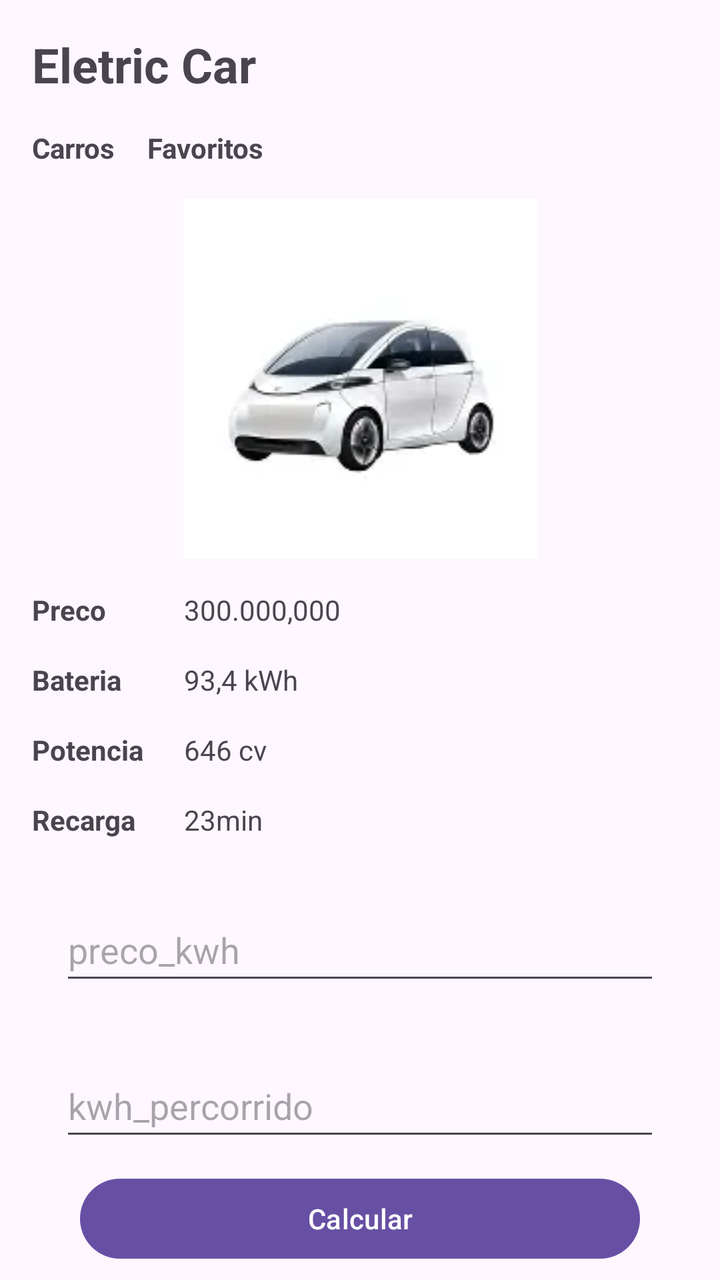
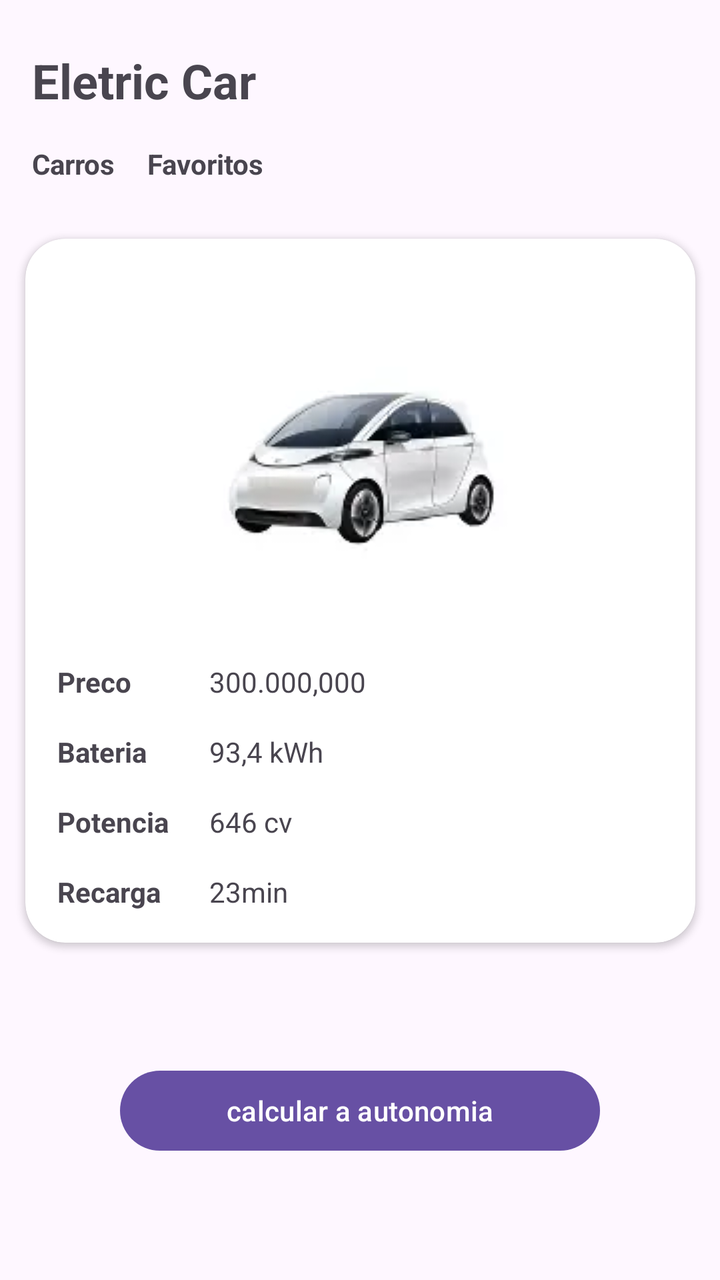

An Android layout rendered at two revisions. The XML below is the earlier revision; the diff shows what the commit changed to produce the second picture.
<!-- AndroidManifest.xml: application theme Theme.App2_EletricCar -->
<!-- res/layout/activity_main.xml -->
<?xml version="1.0" encoding="utf-8"?>
<androidx.constraintlayout.widget.ConstraintLayout
    xmlns:android="http://schemas.android.com/apk/res/android"
    xmlns:tools="http://schemas.android.com/tools"
    android:id="@+id/main"
    android:layout_width="match_parent"
    android:layout_height="match_parent"
    xmlns:app="http://schemas.android.com/apk/res-auto">

    <TextView
        android:id="@+id/tv_titulo"
        android:layout_width="wrap_content"
        android:layout_height="wrap_content"
        android:layout_margin="16dp"
        android:text="@string/title"
        android:textSize="24sp"
        android:textStyle="bold"
        app:layout_constraintLeft_toLeftOf="parent"
        app:layout_constraintTop_toTopOf="parent"/>

    <TextView
        android:id="@+id/tv_carros"
        android:layout_width="wrap_content"
        android:layout_height="wrap_content"

        android:layout_margin="16dp"
        android:text="@string/carros"
        android:textStyle="bold"
        app:layout_constraintLeft_toLeftOf="parent"
        app:layout_constraintTop_toBottomOf="@id/tv_titulo"/>

    <TextView
        android:id="@+id/tv_favoritos"
        android:layout_width="wrap_content"
        android:layout_height="wrap_content"
        android:layout_margin="16dp"
        android:text="@string/favoritos"
        android:textStyle="bold"
        app:layout_constraintTop_toBottomOf="@id/tv_titulo"
        app:layout_constraintStart_toEndOf="@id/tv_carros"/>

    <ImageView
        android:id="@+id/iv_image"
        android:layout_width="match_parent"
        android:layout_height="wrap_content"
        android:layout_margin="16dp"
        android:src="@drawable/carroele"
        app:layout_constraintTop_toBottomOf="@id/tv_carros"
        app:layout_constraintLeft_toLeftOf="@id/tv_titulo" />

    <TextView
        android:id="@+id/tv_preco"
        android:layout_width="60dp"
        android:layout_height="wrap_content"
        android:layout_margin="16dp"
        android:textStyle="bold"
        android:text="@string/preco"
        app:layout_constraintLeft_toLeftOf="parent"
        app:layout_constraintTop_toBottomOf="@id/iv_image"/>

    <TextView
        android:id="@+id/tv_preco_value"
        android:layout_width="wrap_content"
        android:layout_height="wrap_content"
        android:layout_margin="16dp"
        android:text="300.000,000"
        app:layout_constraintStart_toEndOf="@id/tv_preco"
        app:layout_constraintTop_toBottomOf="@id/iv_image"
        />

    <TextView
        android:id="@+id/tv_bateria"
        android:layout_width="60dp"
        android:layout_height="wrap_content"
        android:layout_margin="16dp"
        android:textStyle="bold"
        android:text="@string/Bateria"
        app:layout_constraintLeft_toLeftOf="parent"
        app:layout_constraintTop_toBottomOf="@id/tv_preco"/>

    <TextView
        android:id="@+id/tv_bateria_value"
        android:layout_width="wrap_content"
        android:layout_height="wrap_content"
        android:layout_margin="16dp"
        android:text="93,4 kWh"
        app:layout_constraintStart_toEndOf="@id/tv_bateria"
        app:layout_constraintTop_toBottomOf="@id/tv_preco_value"
        />

    <TextView
        android:id="@+id/tv_potencia"
        android:layout_width="60dp"
        android:layout_height="wrap_content"
        android:layout_margin="16dp"
        android:textStyle="bold"
        android:text="Potencia"
        app:layout_constraintLeft_toLeftOf="parent"
        app:layout_constraintTop_toBottomOf="@id/tv_bateria"/>

    <TextView
        android:id="@+id/tv_potencia_value"
        android:layout_width="wrap_content"
        android:layout_height="wrap_content"
        android:layout_margin="16dp"
        android:text="646 cv"
        app:layout_constraintStart_toEndOf="@id/tv_potencia"
        app:layout_constraintTop_toBottomOf="@id/tv_bateria_value"
        />


    <TextView
        android:id="@+id/tv_recarga"
        android:layout_width="60dp"
        android:layout_height="wrap_content"
        android:layout_margin="16dp"
        android:textStyle="bold"
        android:text="Recarga"
        app:layout_constraintLeft_toLeftOf="parent"
        app:layout_constraintTop_toBottomOf="@id/tv_potencia"/>

    <TextView
        android:id="@+id/tv_recarga_value"
        android:layout_width="wrap_content"
        android:layout_height="wrap_content"
        android:layout_margin="16dp"
        android:text="23min"
        app:layout_constraintStart_toEndOf="@id/tv_recarga"
        app:layout_constraintTop_toBottomOf="@id/tv_potencia_value"
        />

    <EditText
        android:id="@+id/et_Preco_Kwh"
        android:layout_width="match_parent"
        android:layout_height="48dp"
        android:layout_margin="30dp"
        android:hint="@string/preco_kwh"
        android:inputType="numberDecimal"
        android:maxLength="10"
        app:layout_constraintEnd_toEndOf="parent"
        app:layout_constraintStart_toStartOf="parent"
        app:layout_constraintTop_toBottomOf="@id/tv_recarga_value" />


    <EditText
        android:id="@+id/et_kmPercorrido"
        android:layout_width="match_parent"
        android:layout_height="48dp"
        android:layout_margin="30dp"
        android:hint="@string/kwh_percorrido"
        android:inputType="numberDecimal"
        android:maxLength="10"
        app:layout_constraintEnd_toEndOf="@+id/et_Preco_Kwh"
        app:layout_constraintStart_toStartOf="@+id/et_Preco_Kwh"
        app:layout_constraintTop_toBottomOf="@id/et_Preco_Kwh" />

    <Button
        android:id="@+id/button_calcular"
        android:layout_width="0dp"
        android:layout_height="wrap_content"
        android:layout_margin="10dp"
        android:text="@string/calcular"
        app:layout_constraintEnd_toEndOf="@+id/et_kmPercorrido"
        app:layout_constraintStart_toStartOf="@+id/et_kmPercorrido"
        app:layout_constraintTop_toBottomOf="@+id/et_kmPercorrido" />


    <TextView
        android:id="@+id/tv_resultado"
        android:layout_width="wrap_content"
        android:layout_height="wrap_content"
        android:layout_marginTop="20dp"
        android:textSize="180px"
        android:textColor="@color/design_default_color_secondary"
        app:layout_constraintEnd_toEndOf="@+id/button_calcular"
        app:layout_constraintStart_toStartOf="@+id/button_calcular"
        app:layout_constraintTop_toBottomOf="@+id/button_calcular" />

</androidx.constraintlayout.widget.ConstraintLayout>
<!-- resources referenced by this layout -->
<resources>
  <!-- drawable carroele: webp bitmap (drawable, 1944 bytes) -->
  <string name="Bateria">Bateria</string>
  <string name="calcular">Calcular</string>
  <string name="carros">Carros</string>
  <string name="favoritos">Favoritos</string>
  <string name="kwh_percorrido">kwh_percorrido</string>
  <string name="preco">Preco</string>
  <string name="preco_kwh">preco_kwh</string>
  <string name="title">Eletric Car</string>
  <style name="Theme.App2_EletricCar" parent="Base.Theme.App2_EletricCar" />
  <style name="Base.Theme.App2_EletricCar" parent="Theme.Material3.DayNight.NoActionBar">
          
          
      </style>
</resources>

<!-- the commit's change to res/layout/activity_main.xml (unified diff, before → after) -->
@@ -11,12 +11,13 @@
         android:id="@+id/tv_titulo"
         android:layout_width="wrap_content"
         android:layout_height="wrap_content"
-        android:layout_margin="16dp"
+        android:layout_marginLeft="16dp"
+        android:layout_marginTop="24dp"
         android:text="@string/title"
         android:textSize="24sp"
         android:textStyle="bold"
         app:layout_constraintLeft_toLeftOf="parent"
-        app:layout_constraintTop_toTopOf="parent"/>
+        app:layout_constraintTop_toTopOf="parent" />
 
     <TextView
         android:id="@+id/tv_carros"
@@ -27,7 +28,7 @@
         android:text="@string/carros"
         android:textStyle="bold"
         app:layout_constraintLeft_toLeftOf="parent"
-        app:layout_constraintTop_toBottomOf="@id/tv_titulo"/>
+        app:layout_constraintTop_toBottomOf="@id/tv_titulo" />
 
     <TextView
         android:id="@+id/tv_favoritos"
@@ -36,144 +37,129 @@
         android:layout_margin="16dp"
         android:text="@string/favoritos"
         android:textStyle="bold"
-        app:layout_constraintTop_toBottomOf="@id/tv_titulo"
-        app:layout_constraintStart_toEndOf="@id/tv_carros"/>
+        app:layout_constraintStart_toEndOf="@id/tv_carros"
+        app:layout_constraintTop_toBottomOf="@id/tv_titulo" />
 
-    <ImageView
-        android:id="@+id/iv_image"
-        android:layout_width="match_parent"
-        android:layout_height="wrap_content"
-        android:layout_margin="16dp"
-        android:src="@drawable/carroele"
-        app:layout_constraintTop_toBottomOf="@id/tv_carros"
-        app:layout_constraintLeft_toLeftOf="@id/tv_titulo" />
 
-    <TextView
-        android:id="@+id/tv_preco"
-        android:layout_width="60dp"
-        android:layout_height="wrap_content"
-        android:layout_margin="16dp"
-        android:textStyle="bold"
-        android:text="@string/preco"
-        app:layout_constraintLeft_toLeftOf="parent"
-        app:layout_constraintTop_toBottomOf="@id/iv_image"/>
-
-    <TextView
-        android:id="@+id/tv_preco_value"
+    <androidx.cardview.widget.CardView
+        android:id="@+id/cv_car"
         android:layout_width="wrap_content"
         android:layout_height="wrap_content"
-        android:layout_margin="16dp"
-        android:text="300.000,000"
-        app:layout_constraintStart_toEndOf="@id/tv_preco"
-        app:layout_constraintTop_toBottomOf="@id/iv_image"
-        />
+        android:layout_marginTop="28dp"
+        android:elevation="24dp"
+        app:cardCornerRadius="20dp"
+        app:cardBackgroundColor="@color/white"
+        app:layout_constraintEnd_toEndOf="parent"
+        app:layout_constraintStart_toStartOf="parent"
+        app:layout_constraintTop_toBottomOf="@+id/tv_favoritos">
 
-    <TextView
-        android:id="@+id/tv_bateria"
-        android:layout_width="60dp"
-        android:layout_height="wrap_content"
-        android:layout_margin="16dp"
-        android:textStyle="bold"
-        android:text="@string/Bateria"
-        app:layout_constraintLeft_toLeftOf="parent"
-        app:layout_constraintTop_toBottomOf="@id/tv_preco"/>
-
-    <TextView
-        android:id="@+id/tv_bateria_value"
-        android:layout_width="wrap_content"
-        android:layout_height="wrap_content"
-        android:layout_margin="16dp"
-        android:text="93,4 kWh"
-        app:layout_constraintStart_toEndOf="@id/tv_bateria"
-        app:layout_constraintTop_toBottomOf="@id/tv_preco_value"
-        />
-
-    <TextView
-        android:id="@+id/tv_potencia"
-        android:layout_width="60dp"
-        android:layout_height="wrap_content"
-        android:layout_margin="16dp"
-        android:textStyle="bold"
-        android:text="Potencia"
-        app:layout_constraintLeft_toLeftOf="parent"
-        app:layout_constraintTop_toBottomOf="@id/tv_bateria"/>
-
-    <TextView
-        android:id="@+id/tv_potencia_value"
-        android:layout_width="wrap_content"
-        android:layout_height="wrap_content"
-        android:layout_margin="16dp"
-        android:text="646 cv"
-        app:layout_constraintStart_toEndOf="@id/tv_potencia"
-        app:layout_constraintTop_toBottomOf="@id/tv_bateria_value"
-        />
+        <androidx.constraintlayout.widget.ConstraintLayout
+            android:id="@+id/cv_card_content"
+            android:layout_width="335dp"
+            android:layout_marginBottom="16dp"
+            android:layout_height="wrap_content">
 
 
-    <TextView
-        android:id="@+id/tv_recarga"
-        android:layout_width="60dp"
-        android:layout_height="wrap_content"
-        android:layout_margin="16dp"
-        android:textStyle="bold"
-        android:text="Recarga"
-        app:layout_constraintLeft_toLeftOf="parent"
-        app:layout_constraintTop_toBottomOf="@id/tv_potencia"/>
+            <ImageView
+                android:id="@+id/iv_image"
+                android:layout_width="match_parent"
+                android:layout_height="wrap_content"
+                android:layout_margin="16dp"
+                android:src="@drawable/carroele"
+                app:layout_constraintEnd_toEndOf="parent"
+                app:layout_constraintStart_toStartOf="parent"
+                app:layout_constraintTop_toTopOf="parent" />
 
-    <TextView
-        android:id="@+id/tv_recarga_value"
-        android:layout_width="wrap_content"
-        android:layout_height="wrap_content"
-        android:layout_margin="16dp"
-        android:text="23min"
-        app:layout_constraintStart_toEndOf="@id/tv_recarga"
-        app:layout_constraintTop_toBottomOf="@id/tv_potencia_value"
-        />
+            <TextView
+                android:id="@+id/tv_preco"
+                android:layout_width="60dp"
+                android:layout_height="wrap_content"
+                android:layout_margin="16dp"
+                android:text="@string/preco"
+                android:textStyle="bold"
+                app:layout_constraintLeft_toLeftOf="parent"
+                app:layout_constraintTop_toBottomOf="@id/iv_image" />
 
-    <EditText
-        android:id="@+id/et_Preco_Kwh"
-        android:layout_width="match_parent"
-        android:layout_height="48dp"
-        android:layout_margin="30dp"
-        android:hint="@string/preco_kwh"
-        android:inputType="numberDecimal"
-        android:maxLength="10"
-        app:layout_constraintEnd_toEndOf="parent"
-        app:layout_constraintStart_toStartOf="parent"
-        app:layout_constraintTop_toBottomOf="@id/tv_recarga_value" />
+            <TextView
+                android:id="@+id/tv_preco_value"
+                android:layout_width="wrap_content"
+                android:layout_height="wrap_content"
+                android:layout_margin="16dp"
+                android:text="300.000,000"
+                app:layout_constraintStart_toEndOf="@id/tv_preco"
+                app:layout_constraintTop_toBottomOf="@id/iv_image" />
+
+            <TextView
+                android:id="@+id/tv_bateria"
+                android:layout_width="60dp"
+                android:layout_height="wrap_content"
+                android:layout_margin="16dp"
+                android:text="@string/Bateria"
+                android:textStyle="bold"
+                app:layout_constraintLeft_toLeftOf="parent"
+                app:layout_constraintTop_toBottomOf="@id/tv_preco" />
+
+            <TextView
+                android:id="@+id/tv_bateria_value"
+                android:layout_width="wrap_content"
+                android:layout_height="wrap_content"
+                android:layout_margin="16dp"
+                android:text="93,4 kWh"
+                app:layout_constraintStart_toEndOf="@id/tv_bateria"
+                app:layout_constraintTop_toBottomOf="@id/tv_preco_value" />
+
+            <TextView
+                android:id="@+id/tv_potencia"
+                android:layout_width="60dp"
+                android:layout_height="wrap_content"
+                android:layout_margin="16dp"
+                android:text="Potencia"
+                android:textStyle="bold"
+                app:layout_constraintLeft_toLeftOf="parent"
+                app:layout_constraintTop_toBottomOf="@id/tv_bateria" />
+
+            <TextView
+                android:id="@+id/tv_potencia_value"
+                android:layout_width="wrap_content"
+                android:layout_height="wrap_content"
+                android:layout_margin="16dp"
+                android:text="646 cv"
+                app:layout_constraintStart_toEndOf="@id/tv_potencia"
+                app:layout_constraintTop_toBottomOf="@id/tv_bateria_value" />
 
 
-    <EditText
-        android:id="@+id/et_kmPercorrido"
-        android:layout_width="match_parent"
-        android:layout_height="48dp"
-        android:layout_margin="30dp"
-        android:hint="@string/kwh_percorrido"
-        android:inputType="numberDecimal"
-        android:maxLength="10"
-        app:layout_constraintEnd_toEndOf="@+id/et_Preco_Kwh"
-        app:layout_constraintStart_toStartOf="@+id/et_Preco_Kwh"
-        app:layout_constraintTop_toBottomOf="@id/et_Preco_Kwh" />
+            <TextView
+                android:id="@+id/tv_recarga"
+                android:layout_width="60dp"
+                android:layout_height="wrap_content"
+                android:layout_margin="16dp"
+                android:text="Recarga"
+                android:textStyle="bold"
+                app:layout_constraintLeft_toLeftOf="parent"
+                app:layout_constraintTop_toBottomOf="@id/tv_potencia" />
+
+            <TextView
+                android:id="@+id/tv_recarga_value"
+                android:layout_width="wrap_content"
+                android:layout_height="wrap_content"
+                android:layout_margin="16dp"
+                android:text="23min"
+                app:layout_constraintStart_toEndOf="@id/tv_recarga"
+                app:layout_constraintTop_toBottomOf="@id/tv_potencia_value" />
+
+
+        </androidx.constraintlayout.widget.ConstraintLayout>
+    </androidx.cardview.widget.CardView>
 
     <Button
-        android:id="@+id/button_calcular"
+        android:id="@+id/button_calculeAutonomia"
         android:layout_width="0dp"
         android:layout_height="wrap_content"
-        android:layout_margin="10dp"
-        android:text="@string/calcular"
-        app:layout_constraintEnd_toEndOf="@+id/et_kmPercorrido"
-        app:layout_constraintStart_toStartOf="@+id/et_kmPercorrido"
-        app:layout_constraintTop_toBottomOf="@+id/et_kmPercorrido" />
-
-
-    <TextView
-        android:id="@+id/tv_resultado"
-        android:layout_width="wrap_content"
-        android:layout_height="wrap_content"
-        android:layout_marginTop="20dp"
-        android:textSize="180px"
-        android:textColor="@color/design_default_color_secondary"
-        app:layout_constraintEnd_toEndOf="@+id/button_calcular"
-        app:layout_constraintStart_toStartOf="@+id/button_calcular"
-        app:layout_constraintTop_toBottomOf="@+id/button_calcular" />
+        android:layout_margin="60dp"
+        android:text="calcular a autonomia"
+        app:layout_constraintEnd_toEndOf="parent"
+        app:layout_constraintHorizontal_bias="0.491"
+        app:layout_constraintStart_toStartOf="parent"
+        app:layout_constraintTop_toBottomOf="@+id/cv_car" />
 
 </androidx.constraintlayout.widget.ConstraintLayout>
<!-- resource entries referenced after the edit -->
@@ -1,13 +1,11 @@
 <!-- resources referenced by this layout -->
 <resources>
+  <color name="white">#FFFFFFFF</color>
   <!-- drawable carroele: webp bitmap (drawable, 1944 bytes) -->
   <string name="Bateria">Bateria</string>
-  <string name="calcular">Calcular</string>
   <string name="carros">Carros</string>
   <string name="favoritos">Favoritos</string>
-  <string name="kwh_percorrido">kwh_percorrido</string>
   <string name="preco">Preco</string>
-  <string name="preco_kwh">preco_kwh</string>
   <string name="title">Eletric Car</string>
   <style name="Theme.App2_EletricCar" parent="Base.Theme.App2_EletricCar" />
   <style name="Base.Theme.App2_EletricCar" parent="Theme.Material3.DayNight.NoActionBar">
